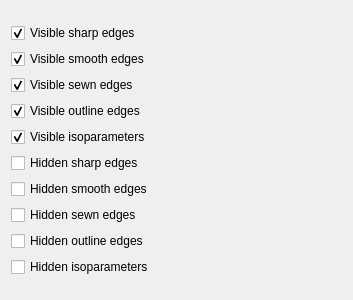
Before: the Qt Designer form src/Mod/TechDraw/Gui/TaskProjection.ui in southseact-3d/fcd, drawn with Qt 5.
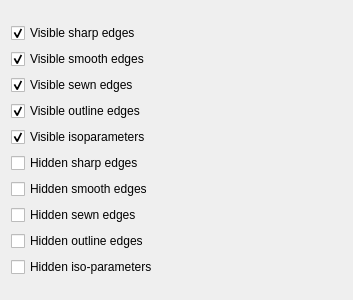
After: the same form once the commit is applied.

```diff
--- a/src/Mod/TechDraw/Gui/TaskProjection.ui
+++ b/src/Mod/TechDraw/Gui/TaskProjection.ui
@@ -97,7 +97,7 @@
      <item>
       <widget class="QCheckBox" name="cbHidIso">
        <property name="text">
-        <string>Hidden isoparameters</string>
+        <string>Hidden iso-parameters</string>
        </property>
       </widget>
      </item>
```
Left out of the diff: 2 changed lines with no effect on the pictures.
